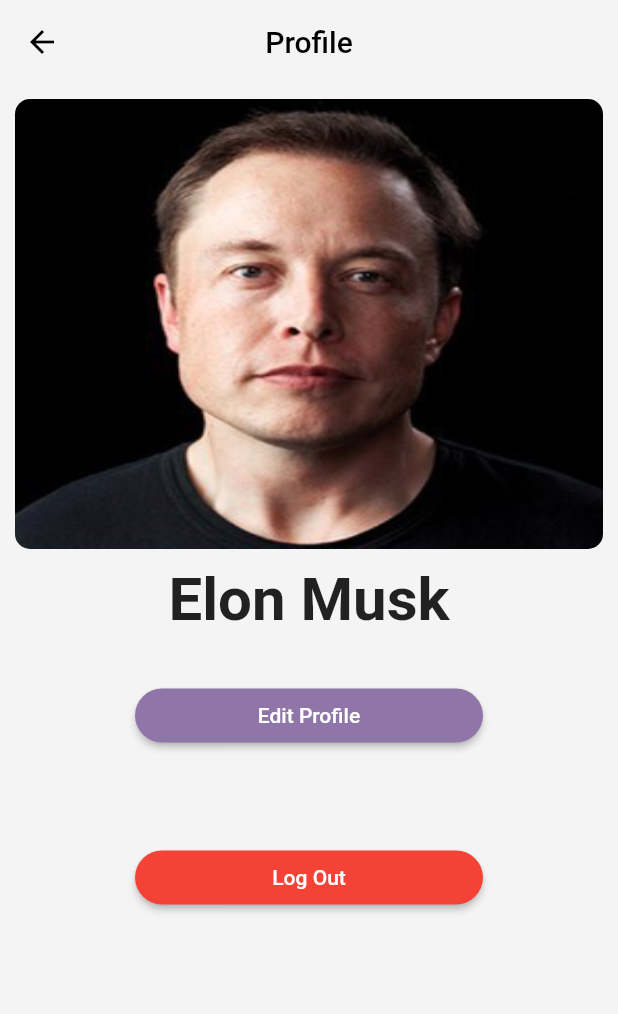
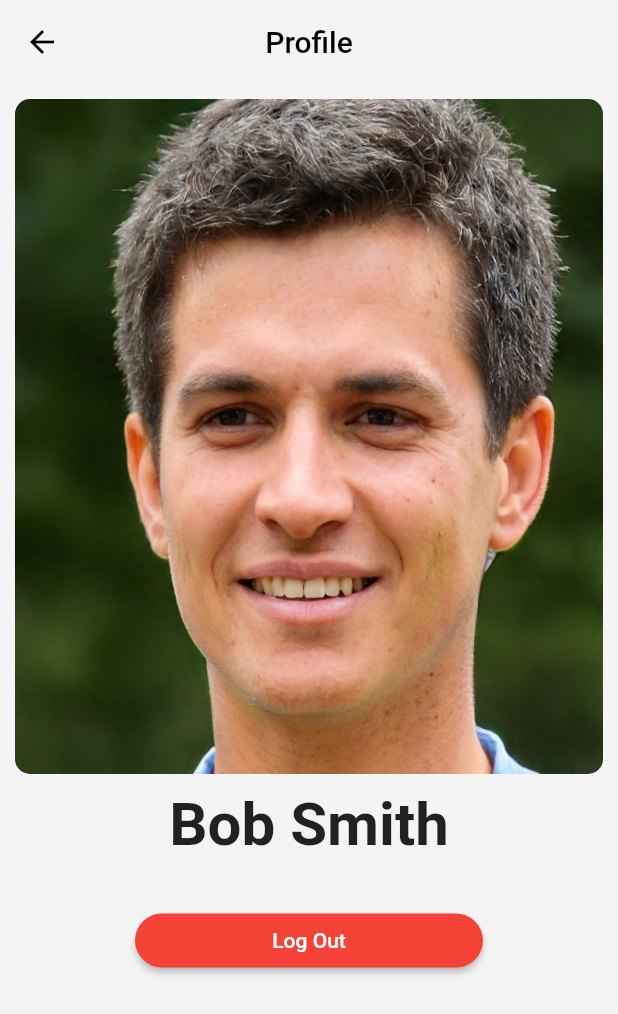
Before and after one commit to shiciro/PEMRO-UAS-FLUTTER, a Flutter app: the ProfilePage screen opened by its route, on a phone screen of 412 x 824 dp. Shown: the top 1014 px of the screen. Run offline on Flutter 3.47's test engine with Material 2 defaults, Android fonts, the phone set to English and light mode, and no system bars; missing offline and left inert: cloud_firestore_web, firebase_core_web; accounts and stored records are empty.

Commit message:
smal fix

```diff
--- a/lib/ProfilePage.dart
+++ b/lib/ProfilePage.dart
@@ -20,7 +20,7 @@ class ProfilePage extends StatelessWidget {
           Container(
             margin: EdgeInsets.all(10),
             padding: EdgeInsets.all(10),
-            height: 300,
+            height: 450,
             width: double.infinity,
             decoration: BoxDecoration(
                 borderRadius: BorderRadius.circular(10),
@@ -29,21 +29,10 @@ class ProfilePage extends StatelessWidget {
                 shape: BoxShape.rectangle),
           ),
           Container(
-              child: Text("Elon Musk",
+              child: Text("Bob Smith",
                   textAlign: TextAlign.center,
                   style:
                       TextStyle(fontSize: 40.0, fontWeight: FontWeight.bold))),
-          Container(
-            margin: EdgeInsets.symmetric(vertical: 10, horizontal: 90),
-            padding: EdgeInsets.symmetric(vertical: 20),
-            child: ElevatedButton(
-                onPressed: () {},
-                child: Text("Edit Profile"),
-                style: ElevatedButton.styleFrom(
-                    primary: consPrimaryColor,
-                    shape: RoundedRectangleBorder(
-                        borderRadius: BorderRadius.all(Radius.circular(29))))),
-          ),
           Container(
             margin: EdgeInsets.symmetric(vertical: 10, horizontal: 90),
             padding: EdgeInsets.symmetric(vertical: 20),
```
Also changed, not shown: images/elon.png, images/image4.jpg, images/image5.jpg (renamed from images/image5.png), 6 other files.
